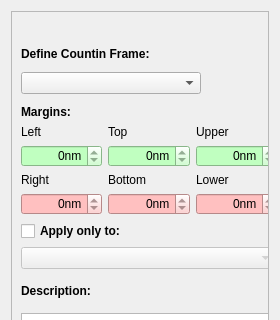
Above: Plugins/CountingFrame/CountingFramePanel.ui from FelixdelasPozas/EspINA before the change; both pictures show x 0 to 280 and y 0 to 320 of the 280 by 757 pixel window. Below: the same form after it.
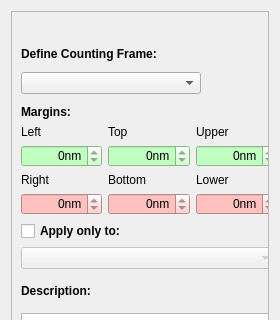
That is the form after the change. Icons and pictures are not drawn. Custom widgets are drawn as their Qt base class.

```diff
--- a/Plugins/CountingFrame/CountingFramePanel.ui
+++ b/Plugins/CountingFrame/CountingFramePanel.ui
@@ -87,7 +87,7 @@
           </font>
          </property>
          <property name="text">
-          <string>Define Countin Frame:</string>
+          <string>Define Counting Frame:</string>
          </property>
         </widget>
        </item>
```
